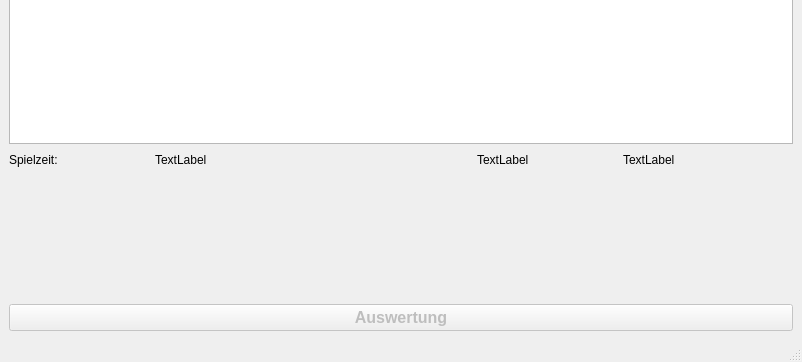
Qt form spiel/mainwindow.ui (hbend63/spielknecht) before a commit; both pictures show x 0 to 802 and y 306 to 668 of the 802 by 668 pixel window.
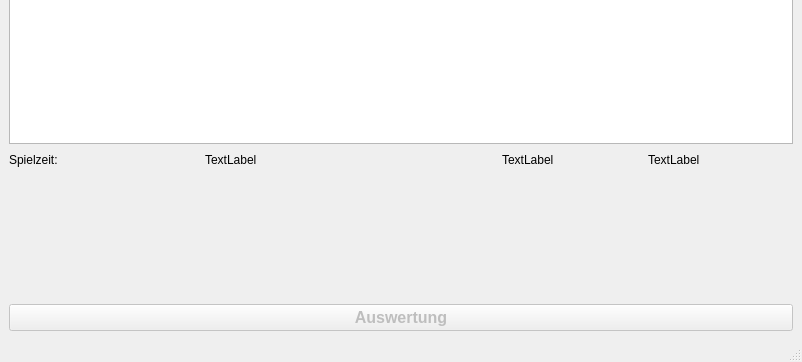
The same form after that commit. Icons and pictures are not drawn.

The edit to the form file:
```diff
--- a/spiel/mainwindow.ui
+++ b/spiel/mainwindow.ui
@@ -235,7 +235,7 @@
            <widget class="QLabel" name="label">
             <property name="maximumSize">
              <size>
-              <width>100</width>
+              <width>150</width>
               <height>16777215</height>
              </size>
             </property>
```
